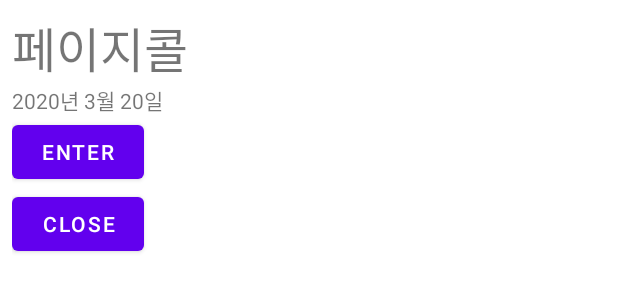
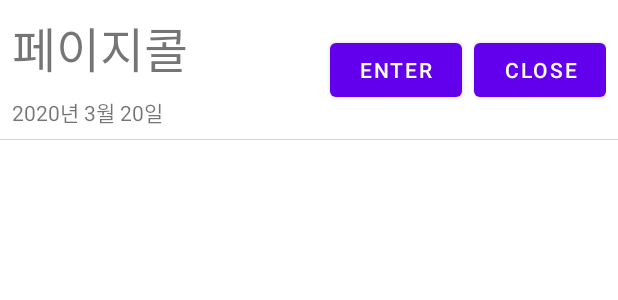
Before and after one commit to pplink/pagecall-demo, an Android app: the layout live_room_item.xml on its own in the app's theme, with its tools: preview values and no code run, on a phone screen of 412 x 824 dp. Shown: the top 300 px of the screen. Run offline under Robolectric (Android 15) with nearby library versions, the light colour scheme and no system bars.

Commit message:
feat: add bottom border to item

```diff
--- /dev/null
+++ b/android/app/src/main/res/drawable/bottom_border.xml
@@ -0,0 +1,15 @@
+<?xml version="1.0" encoding="utf-8"?>
+
+<layer-list xmlns:android="http://schemas.android.com/apk/res/android">
+    <item>
+        <shape android:shape="rectangle">
+            <solid android:color="#d7d7d7" />
+        </shape>
+    </item>
+    <item
+        android:bottom="1dp">
+        <shape android:shape="rectangle">
+            <solid android:color="#ffffff" />
+        </shape>
+    </item>
+</layer-list>
--- a/android/app/src/main/res/layout/live_room_item.xml
+++ b/android/app/src/main/res/layout/live_room_item.xml
@@ -4,6 +4,7 @@
     android:layout_width="match_parent"
     android:layout_height="wrap_content"
     android:padding="8dp"
+    android:background="@drawable/bottom_border"
     xmlns:app="http://schemas.android.com/apk/res-auto">
 
     <TextView
@@ -19,23 +20,28 @@
         android:id="@+id/item_start"
         android:layout_width="wrap_content"
         android:layout_height="wrap_content"
-        app:layout_constraintStart_toStartOf="parent"
+        android:layout_marginTop="8dp"
+        app:layout_constraintStart_toStartOf="@id/item_name"
         app:layout_constraintTop_toBottomOf="@id/item_name"
-        tools:text="2020년 3월 20일"/>
+        tools:text="2020년 3월 20일" />
 
     <Button
         android:id="@+id/enter_room"
         android:layout_width="wrap_content"
         android:layout_height="wrap_content"
+        android:layout_marginEnd="8dp"
         android:text="ENTER"
-        app:layout_constraintTop_toBottomOf="@id/item_start"
-        app:layout_constraintStart_toStartOf="parent"/>
+        app:layout_constraintBottom_toBottomOf="parent"
+        app:layout_constraintEnd_toStartOf="@id/close_room"
+        app:layout_constraintTop_toTopOf="parent" />
+
     <Button
         android:id="@+id/close_room"
         android:layout_width="wrap_content"
         android:layout_height="wrap_content"
         android:text="CLOSE"
-        app:layout_constraintTop_toBottomOf="@id/enter_room"
-        app:layout_constraintStart_toStartOf="parent"/>
+        app:layout_constraintBottom_toBottomOf="parent"
+        app:layout_constraintEnd_toEndOf="parent"
+        app:layout_constraintTop_toTopOf="parent" />
 
 </androidx.constraintlayout.widget.ConstraintLayout>
--- a/android/app/src/main/res/values/strings.xml
+++ b/android/app/src/main/res/values/strings.xml
@@ -2,4 +2,5 @@
     <string name="app_name">Pagecall</string>
     <string name="search_room">Search by room name</string>
     <string name="is_live">Live</string>
+    <string name="created_at">Created at %s</string>
 </resources>
```
